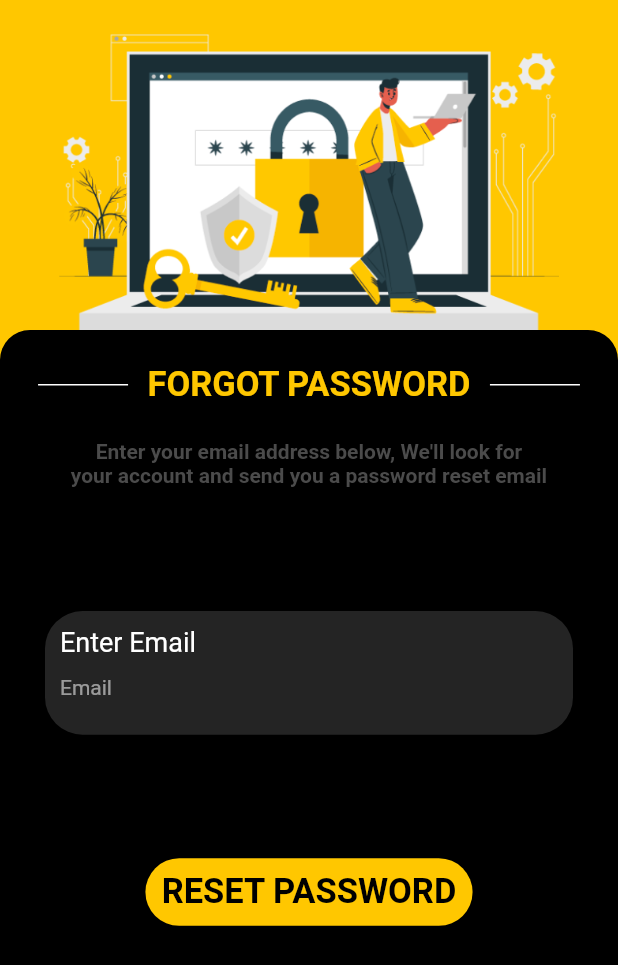
After one commit to tashfeenzaidi/Hokaa, a Flutter app: the ForgotPassword screen opened by its route, on a phone screen of 412 x 824 dp. The commit adds this screen. Shown: the top 965 px of the screen. Run offline on Flutter 3.47's test engine with Material 2 defaults, Android fonts, the phone set to English and light mode, and no system bars; our stand-ins replace get; Roboto replaces fonts that are missing (Helvetica).

Commit message:
forgot password screen done

```diff
--- a/lib/Screens/Auth/signin.dart
+++ b/lib/Screens/Auth/signin.dart
@@ -101,11 +101,10 @@ class _SignInScreenState extends State<SignInScreen> {
                                         disabledBorder: InputBorder.none,
                                         focusedErrorBorder: InputBorder.none,
                                         isCollapsed: true,
-                                     errorStyle:validatorErrorStyle,
+                                        errorStyle: validatorErrorStyle,
                                         hintText: "Email"),
                                     autovalidateMode:
                                         AutovalidateMode.onUserInteraction,
-
                                     validator: (value) {
                                       if (value!.isNotEmpty &&
                                           RegExp(r'^.+@[a-zA-Z]+\.{1}[a-zA-Z]+(\.{0,1}[a-zA-Z]+)$')
@@ -166,7 +165,7 @@ class _SignInScreenState extends State<SignInScreen> {
                                         enabledBorder: InputBorder.none,
                                         errorBorder: InputBorder.none,
                                         disabledBorder: InputBorder.none,
-                                            errorStyle:validatorErrorStyle,
+                                        errorStyle: validatorErrorStyle,
                                         suffixIcon: GestureDetector(
                                             onTap: () {
                                               setState(() {
@@ -203,12 +202,17 @@ class _SignInScreenState extends State<SignInScreen> {
                           ),
                         ),
                       ),
-                      Padding(
-                          padding: EdgeInsets.only(top: 17.0),
-                          child: Text(
-                            "Forgot Password?",
-                            style: Theme.of(context).textTheme.subtitle2,
-                          )),
+                      GestureDetector(
+                        onTap: () {
+                          Get.toNamed("/forgotPassword");
+                        },
+                        child: Padding(
+                            padding: EdgeInsets.only(top: 17.0),
+                            child: Text(
+                              "Forgot Password?",
+                              style: Theme.of(context).textTheme.subtitle2,
+                            )),
+                      ),
                       Padding(
                           padding: EdgeInsets.only(top: 30.0),
                           child: Text(
--- /dev/null
+++ b/lib/Screens/ForgotPassword/forgotpassword.dart
@@ -0,0 +1,159 @@
+import 'package:flutter/material.dart';
+import 'package:get/get.dart';
+import 'package:gold_crowne/constants.dart';
+
+class ForgotPassword extends StatelessWidget {
+  TextEditingController email = TextEditingController();
+
+  TextEditingController password = TextEditingController();
+
+  final formKey = GlobalKey<FormState>();
+  bool view = true;
+
+  @override
+  Widget build(BuildContext context) {
+    final height = MediaQuery.of(context).size.height;
+    return Scaffold(
+      body: Form(
+        key: formKey,
+        child: Container(
+          color: primaryColor,
+          child: ListView(
+            children: [
+              Container(
+                  padding: EdgeInsets.only(top: 20),
+                  child: Image.asset(
+                    "assets/forgot.png",
+                    height: 200,
+                    width: 200,
+                  )),
+              SizedBox(
+                height: MediaQuery.of(context).size.height,
+                child: Container(
+                  decoration: BoxDecoration(
+                      color: primayBackgroundColor,
+                      borderRadius: BorderRadius.only(
+                          topLeft: Radius.circular(20),
+                          topRight: Radius.circular(20))),
+                  child: Column(
+                    children: [
+                      Padding(
+                        padding: const EdgeInsets.all(10.0),
+                        child: Row(
+                          mainAxisAlignment: MainAxisAlignment.center,
+                          children: [
+                            Container(
+                                width: 60,
+                                child: Divider(
+                                  color: Colors.white,
+                                  thickness: 1,
+                                )),
+                            Padding(
+                              padding: const EdgeInsets.all(13.0),
+                              child: Text("FORGOT PASSWORD",
+                                  style: Theme.of(context).textTheme.headline3),
+                            ),
+                            Container(
+                                width: 60,
+                                child: Divider(
+                                  color: Colors.white,
+                                  thickness: 1,
+                                ))
+                          ],
+                        ),
+                      ),
+                      Center(
+                          child: Text(
+                        "Enter your email address below, We'll look for",
+                        style: lightTextstyle,
+                      )),
+                      Center(
+                          child: Text(
+                        "your account and send you a password reset email",
+                        style: lightTextstyle,
+                      )),
+                      Padding(
+                        padding: EdgeInsets.only(
+                            top: MediaQuery.of(context).size.height * 0.1,
+                            left: 30,
+                            right: 30),
+                        child: Container(
+                          height: height * 0.1,
+                          decoration: BoxDecoration(
+                              color: cardBackgroundColor,
+                              borderRadius: BorderRadius.circular(25)),
+                          child: Column(
+                            crossAxisAlignment: CrossAxisAlignment.start,
+                            children: [
+                              Padding(
+                                padding: const EdgeInsets.only(
+                                    left: 10.0, top: 10, bottom: 10),
+                                child: Text(
+                                  "Enter Email",
+                                  style: Theme.of(context).textTheme.subtitle1,
+                                ),
+                              ),
+                              Padding(
+                                padding: EdgeInsets.only(left: 10.0),
+                                child: Container(
+                                  constraints: BoxConstraints(maxHeight: 30),
+                                  child: TextFormField(
+                                    controller: email,
+                                    decoration: InputDecoration(
+                                        contentPadding: hintpadding,
+                                        hintStyle: hinstyle,
+                                        border: InputBorder.none,
+                                        focusedBorder: InputBorder.none,
+                                        enabledBorder: InputBorder.none,
+                                        errorBorder: InputBorder.none,
+                                        disabledBorder: InputBorder.none,
+                                        focusedErrorBorder: InputBorder.none,
+                                        isCollapsed: true,
+                                        errorStyle: validatorErrorStyle,
+                                        hintText: "Email"),
+                                    autovalidateMode:
+                                        AutovalidateMode.onUserInteraction,
+                                    validator: (value) {
+                                      if (value!.isNotEmpty &&
+                                          RegExp(r'^.+@[a-zA-Z]+\.{1}[a-zA-Z]+(\.{0,1}[a-zA-Z]+)$')
+                                              .hasMatch(value.trim())) {
+                                        return null;
+                                      } else {
+                                        return "Please Enter Valid Email";
+                                      }
+                                    },
+                                  ),
+                                ),
+                              ),
+                            ],
+                          ),
+                        ),
+                      ),
+                      Padding(
+                        padding: EdgeInsets.only(
+                            top: MediaQuery.of(context).size.height * 0.1),
+                        child: Container(
+                          height: 45,
+                          child: ElevatedButton(
+                            onPressed: () {
+                              // if (formKey.currentState!.validate()) {}
+
+                            },
+                            child: Text(
+                              "RESET PASSWORD",
+                              style: Theme.of(context).textTheme.button,
+                            ),
+                          ),
+                        ),
+                      ),
+                    ],
+                  ),
+                ),
+              )
+            ],
+          ),
+        ),
+      ),
+    );
+  }
+}
--- a/lib/constants.dart
+++ b/lib/constants.dart
@@ -10,8 +10,10 @@ final smalltextStyle = TextStyle(fontSize: 15, color: Colors.white60);
 final hinstyle = TextStyle(fontSize: 14, color: Colors.white54);
 final hintpadding = EdgeInsets.symmetric(vertical: 15, horizontal: 0);
 final drawerPadding = EdgeInsets.only(top: 25.0, left: 20);
-final validatorErrorStyle=TextStyle(height: 0.1);
-final creditCardHintTextstyle=  TextStyle(fontSize: 12, color: Colors.white54);
-final cardfieldPadding=EdgeInsets.only(left: 10.0, top: 5,bottom: 5);
-final checkoutButtonText=TextStyle(color: Colors.white, fontSize: 16);
-final priceTextStyle=TextStyle(color: Colors.black, fontSize: 16);
+final validatorErrorStyle = TextStyle(height: 0.1);
+final creditCardHintTextstyle = TextStyle(fontSize: 12, color: Colors.white54);
+final cardfieldPadding = EdgeInsets.only(left: 10.0, top: 5, bottom: 5);
+final checkoutButtonText = TextStyle(color: Colors.white, fontSize: 16);
+final priceTextStyle = TextStyle(color: Colors.black, fontSize: 16);
+final lightTextstyle =
+    TextStyle(color: paymentCardBackgroundColor, fontSize: 14);
--- a/lib/main.dart
+++ b/lib/main.dart
@@ -3,6 +3,7 @@ import 'package:get/get.dart';
 import 'package:gold_crowne/Screens/Auth/Signup.dart';
 
 import 'package:gold_crowne/Screens/Auth/signin.dart';
+import 'package:gold_crowne/Screens/ForgotPassword/forgotpassword.dart';
 import 'package:gold_crowne/Screens/Splash/splashscreen.dart';
 import 'package:gold_crowne/Screens/cartScreen.dart';
 import 'package:gold_crowne/Screens/checkout.dart';
@@ -37,6 +38,7 @@ class MyApp extends StatelessWidget {
           GetPage(name: "/checkout", page: () => CheckOutScreen()),
           GetPage(name: "/paymentdone", page: () => PaymentConfirm()),
           GetPage(name: "/paymentcancel", page: () => PaymentCancel()),
+          GetPage(name: "/forgotPassword", page: () => ForgotPassword()),
         ],
         home: SplashScreen());
   }
```
Also changed, not shown: assets/forgot.png (added).
